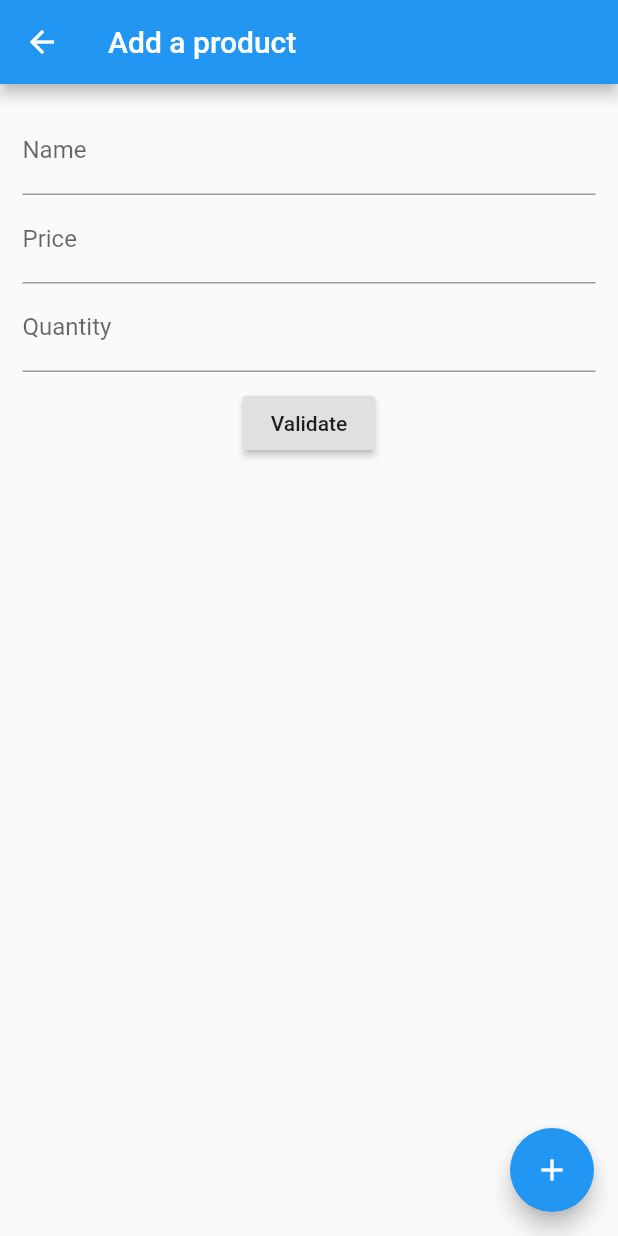
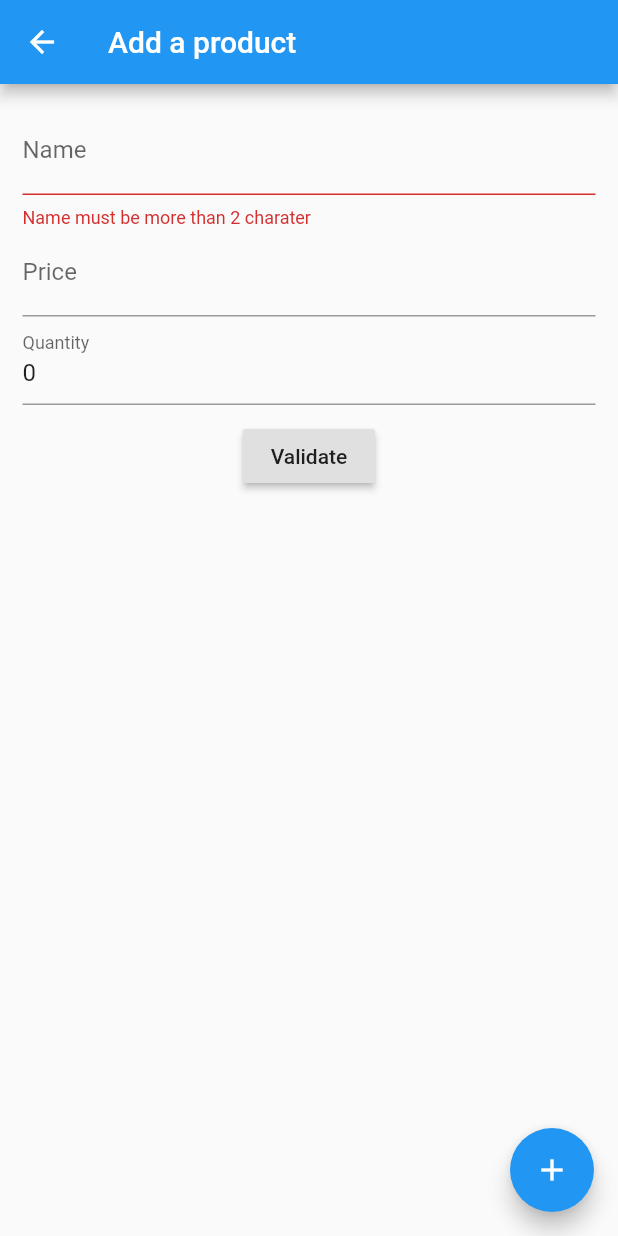
Before and after one commit to raziel7171/global_inv, a Flutter app: the AddProductForm screen opened by its route, after a tap on the "add" icon, on a phone screen of 412 x 824 dp. Run offline on Flutter 3.47's test engine with Material 2 defaults, Android fonts, the phone set to English and light mode, and no system bars; our stand-ins replace cloud_firestore, firebase_core, firebase_database; accounts and stored records are empty; network calls fail.

Commit message:
Primera parte culminación primera iteración

```diff
--- /dev/null
+++ b/lib/src/objects/productModel.dart
@@ -0,0 +1,50 @@
+// To parse this JSON data, do
+//
+//     final productModel = productModelFromJson(jsonString);
+
+import 'dart:convert';
+
+ProductModel productModelFromJson(String str) =>
+    ProductModel.fromJson(json.decode(str));
+
+String productModelToJson(ProductModel data) => json.encode(data.toJson());
+
+class ProductModel {
+  ProductModel({
+    this.code,
+    this.name,
+    this.price,
+    this.quantity = 0,
+    this.icon,
+    this.description,
+    this.route,
+  });
+
+  String code;
+  String name;
+  double price;
+  int quantity;
+  String icon;
+  String description;
+  String route;
+
+  factory ProductModel.fromJson(Map<String, dynamic> json) => ProductModel(
+        code: json["code"],
+        name: json["name"],
+        price: json["price"].toDouble(),
+        quantity: json["quantity"],
+        icon: json["icon"],
+        description: json["description"],
+        route: json["route"],
+      );
+
+  Map<String, dynamic> toJson() => {
+        "code": code,
+        "name": name,
+        "price": price,
+        "quantity": quantity,
+        "icon": icon,
+        "description": description,
+        "route": route,
+      };
+}
--- a/lib/src/pages/add_product_form.dart
+++ b/lib/src/pages/add_product_form.dart
@@ -1,6 +1,8 @@
 import 'package:cloud_firestore/cloud_firestore.dart';
 import 'package:flutter/material.dart';
 import 'dart:math';
+import 'package:global_inv/src/objects/productModel.dart';
+import 'package:global_inv/src/providers/products_provider.dart';
 
 // Define a custom Form widget.
 class AddProductForm extends StatefulWidget {
@@ -11,6 +13,9 @@ class AddProductForm extends StatefulWidget {
 }
 
 class _AddProductFormState extends State<AddProductForm> {
+  ProductModel product = new ProductModel();
+  ProductsProvider productsProvider = new ProductsProvider();
+
   final GlobalKey<FormState> _formKey = GlobalKey<FormState>();
   Map data;
   bool _autoValidate = false;
@@ -53,6 +58,7 @@ class _AddProductFormState extends State<AddProductForm> {
           validator: validateName,
           onSaved: (String val) {
             _name = val;
+            product.name = val;
           },
         ),
         TextFormField(
@@ -61,14 +67,17 @@ class _AddProductFormState extends State<AddProductForm> {
           validator: validatePrice,
           onSaved: (String val) {
             _price = double.parse(val);
+            product.price = double.parse(val);
           },
         ),
         TextFormField(
+          initialValue: product.quantity.toString(),
           decoration: const InputDecoration(labelText: 'Quantity'),
           keyboardType: TextInputType.number,
           validator: validateQuantity,
           onSaved: (String val) {
             _quantity = int.parse(val);
+            product.quantity = int.parse(val);
           },
         ),
         SizedBox(
@@ -118,26 +127,24 @@ class _AddProductFormState extends State<AddProductForm> {
   }
 
   addData() {
+    _validateInputs();
     String _productCode = getRandomString(5);
-    Map<String, dynamic> productData = {
-      "code": _productCode,
-      "name": _name,
-      "price": _price,
-      "quantity": _quantity,
-      "icon": "add_shopping_cart",
-      "route": "product",
-      "description":
-          "Lorem ipsum dolor sit amet, consectetur adipisicing elit, sed do eiusmod tempor incididunt ut labore et dolore magna aliqua. Ut enim ad minim veniam, quis nostrud exercitation ullamco laboris nisi ut aliquip ex ea commodo consequat."
-    };
+    product.code = _productCode;
+    product.icon = "add_shopping_cart";
+    product.route = "product";
+    product.description =
+        "Lorem ipsum dolor sit amet, consectetur adipisicing elit, sed do eiusmod tempor incididunt ut labore et dolore magna aliqua. Ut enim ad minim veniam, quis nostrud exercitation ullamco laboris nisi ut aliquip ex ea commodo consequat.";
 
     Map<String, dynamic> inventoryData = {
       "code": _productCode,
       "quantity": _quantity,
     };
 
+    productsProvider.createProduct(product);
+
     CollectionReference collectionReference =
         FirebaseFirestore.instance.collection('products');
-    collectionReference.add(productData);
+    collectionReference.add(product.toJson());
 
     collectionReference = FirebaseFirestore.instance.collection('inventory');
     collectionReference.add(inventoryData);
--- a/pubspec.yaml
+++ b/pubspec.yaml
@@ -32,6 +32,8 @@ dependencies:
   firebase_auth: ^1.1.2
   cloud_firestore: ^1.0.7
   firebase_database: ^6.1.2
+  rxdart: ^0.27.1
+
 dev_dependencies:
   flutter_test:
     sdk: flutter
```
Also changed, not shown: lib/src/objects/product.dart (deleted, +0 -45 lines), lib/src/pages/home_page.dart (+29 -11 lines), lib/src/pages/product_page.dart (+22 -14 lines), lib/src/providers/menu_provider.dart (+5 -39 lines), lib/src/providers/products_provider.dart (added, +37 -0 lines), pubspec.lock.
